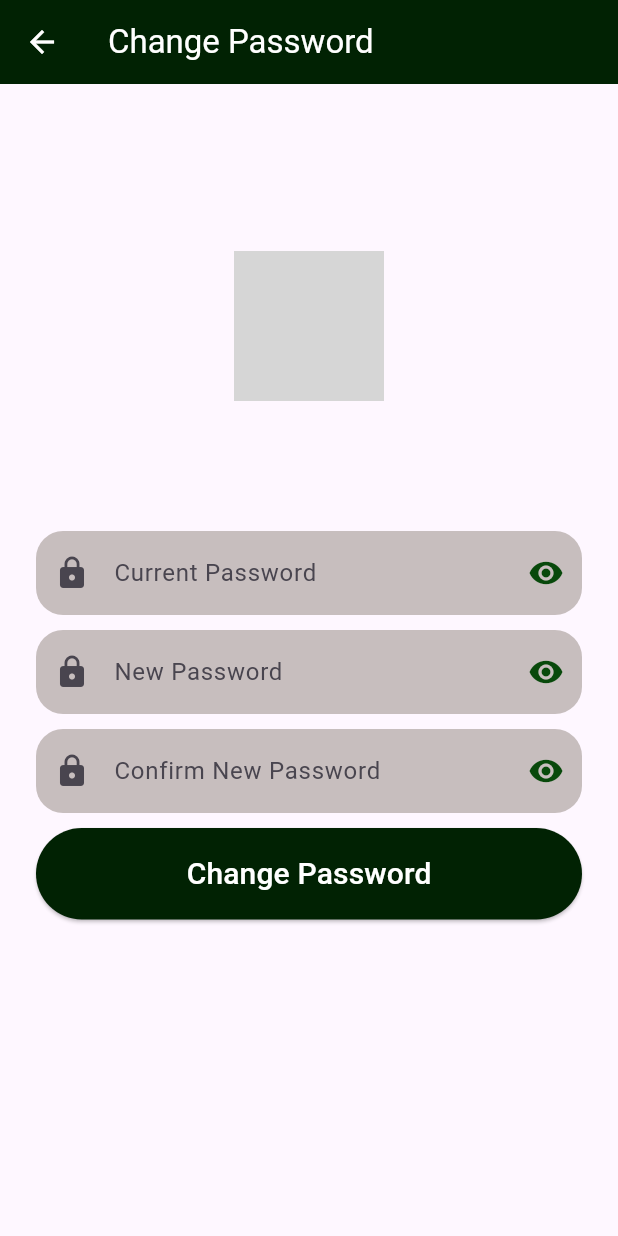
After one commit to HG025/CRTNew, a Flutter app: the Customdrawer screen opened directly, after a tap on "Change Password", on a phone screen of 412 x 824 dp. The commit adds this screen. Run offline on Flutter 3.47's test engine with Material 3 defaults, Android fonts, the phone set to English and light mode, and no system bars; our stand-ins replace cloud_firestore, firebase_auth, firebase_core, fl_chart, fluttertoast; missing offline and left inert: double_tap_to_exit, email_otp; accounts and stored records are empty; grey boxes are pictures that could not be loaded.

Commit message:
change password completed

```diff
--- /dev/null
+++ b/lib/screens/changePassword.dart
@@ -0,0 +1,232 @@
+import 'package:cloud_firestore/cloud_firestore.dart';
+import 'package:crt/screens/customValidations.dart';
+import 'package:firebase_auth/firebase_auth.dart';
+import 'package:flutter/material.dart';
+import 'package:fluttertoast/fluttertoast.dart';
+
+class Changepassword extends StatefulWidget {
+  const Changepassword({super.key});
+
+  @override
+  State<Changepassword> createState() => _ChangepasswordState();
+}
+
+class _ChangepasswordState extends State<Changepassword> {
+  final GlobalKey<FormState> _formKey = GlobalKey<FormState>();
+  final TextEditingController currentPasswordController =
+      TextEditingController();
+  final TextEditingController newPasswordController = TextEditingController();
+  final TextEditingController confirmPasswordController =
+      TextEditingController();
+  bool _isObscure = true;
+  bool _isObscure1 = true;
+  bool _isObscure2 = true;
+
+  Future<void> changePassword() async {
+    if (_formKey.currentState!.validate()) {
+      try {
+        final User? user = FirebaseAuth.instance.currentUser;
+        final String currentPassword = currentPasswordController.text;
+        final String newPassword = newPasswordController.text;
+        final String confirmPassword = confirmPasswordController.text;
+
+        if (user == null) {
+          Fluttertoast.showToast(
+              msg: "No user is currently signed in!",
+              fontSize: 15,
+              toastLength: Toast.LENGTH_LONG);
+          return;
+        }
+
+        if (newPassword != confirmPassword) {
+          Fluttertoast.showToast(
+              msg: "New passwords do not match",
+              fontSize: 15,
+              toastLength: Toast.LENGTH_LONG);
+          return;
+        }
+
+        final AuthCredential credential = EmailAuthProvider.credential(
+          email: user.email!,
+          password: currentPassword,
+        );
+
+        await user.reauthenticateWithCredential(credential);
+
+        await user.updatePassword(newPassword);
+        await user.reload();
+        final updatedUser = FirebaseAuth.instance.currentUser;
+
+        if (updatedUser != null) {
+          final userDocRef = FirebaseFirestore.instance
+              .collection('Users')
+              .doc(updatedUser.uid);
+          await userDocRef.update({
+            'password': newPassword,
+          });
+
+          Fluttertoast.showToast(
+              msg: "Password changed successfully",
+              fontSize: 15,
+              toastLength: Toast.LENGTH_LONG);
+          Navigator.of(context).pop();
+        }
+      } catch (e) {
+        Fluttertoast.showToast(
+            msg: "Error: ${e.toString()}",
+            fontSize: 15,
+            toastLength: Toast.LENGTH_LONG);
+      }
+    }
+  }
+
+  @override
+  Widget build(BuildContext context) {
+    return MaterialApp(
+      debugShowCheckedModeBanner: false,
+      home: Scaffold(
+        resizeToAvoidBottomInset: false,
+        appBar: AppBar(
+          leading: IconButton(
+            icon: const Icon(Icons.arrow_back),
+            onPressed: () {
+              Navigator.of(context).pop(); // Handle back navigation
+            },
+          ),
+          title: const Text('Change Password'),
+          foregroundColor: const Color.fromARGB(255, 255, 255, 255),
+          backgroundColor: const Color.fromARGB(255, 1, 34, 3),
+        ),
+        body: Container(
+          margin: const EdgeInsets.all(24),
+          child: Form(
+            key: _formKey,
+            child: Column(
+              mainAxisAlignment: MainAxisAlignment.spaceEvenly,
+              children: [
+                _header(context),
+                _inputField(context),
+              ],
+            ),
+          ),
+        ),
+      ),
+    );
+  }
+
+  _header(context) {
+    return Column(
+      children: [
+        Image.asset(
+          'lib/assets/CRT-logo.png', // Make sure the path is correct
+          width: 100,
+          height: 100,
+        ),
+      ],
+    );
+  }
+
+  _inputField(context) {
+    return Column(
+      crossAxisAlignment: CrossAxisAlignment.stretch,
+      children: [
+        TextFormField(
+          obscureText: _isObscure,
+          controller: currentPasswordController,
+          decoration: InputDecoration(
+            hintText: "Current Password",
+            border: OutlineInputBorder(
+                borderRadius: BorderRadius.circular(18),
+                borderSide: BorderSide.none),
+            fillColor: const Color.fromARGB(255, 199, 190, 190),
+            filled: true,
+            prefixIcon: const Icon(Icons.lock),
+            suffixIcon: IconButton(
+              onPressed: () {
+                setState(() {
+                  _isObscure = !_isObscure;
+                });
+              },
+              icon: Icon(_isObscure ? Icons.visibility : Icons.visibility_off),
+              color: const Color.fromARGB(255, 8, 73, 11),
+            ),
+          ),
+          validator: validatePassword,
+        ),
+        const SizedBox(height: 10),
+        TextFormField(
+          obscureText: _isObscure1,
+          controller: newPasswordController,
+          decoration: InputDecoration(
+            hintText: "New Password",
+            border: OutlineInputBorder(
+                borderRadius: BorderRadius.circular(18),
+                borderSide: BorderSide.none),
+            fillColor: const Color.fromARGB(255, 199, 190, 190),
+            filled: true,
+            prefixIcon: const Icon(Icons.lock),
+            suffixIcon: IconButton(
+              onPressed: () {
+                setState(() {
+                  _isObscure1 = !_isObscure1;
+                });
+              },
+              icon: Icon(_isObscure1 ? Icons.visibility : Icons.visibility_off),
+              color: const Color.fromARGB(255, 8, 73, 11),
+            ),
+          ),
+          validator: validatePassword,
+        ),
+        const SizedBox(height: 10),
+        TextFormField(
+          obscureText: _isObscure2,
+          controller: confirmPasswordController,
+          decoration: InputDecoration(
+            hintText: "Confirm New Password",
+            border: OutlineInputBorder(
+                borderRadius: BorderRadius.circular(18),
+                borderSide: BorderSide.none),
+            fillColor: const Color.fromARGB(255, 199, 190, 190),
+            filled: true,
+            prefixIcon: const Icon(Icons.lock),
+            suffixIcon: IconButton(
+              onPressed: () {
+                setState(() {
+                  _isObscure2 = !_isObscure2;
+                });
+              },
+              icon: Icon(_isObscure2 ? Icons.visibility : Icons.visibility_off),
+              color: const Color.fromARGB(255, 8, 73, 11),
+            ),
+          ),
+          validator: (value) {
+            if (value == null || value.isEmpty) {
+              return 'Password is required';
+            }
+            if (value != newPasswordController.text) {
+              return 'Passwords do not match';
+            }
+            return null;
+          },
+        ),
+        const SizedBox(height: 10),
+        ElevatedButton(
+          onPressed: changePassword,
+          style: ElevatedButton.styleFrom(
+            shape: const StadiumBorder(),
+            padding: const EdgeInsets.symmetric(vertical: 16),
+            backgroundColor: const Color.fromARGB(255, 1, 34, 3),
+          ),
+          child: const Text(
+            "Change Password",
+            style: TextStyle(
+              fontSize: 20,
+              color: Colors.white,
+            ),
+          ),
+        ),
+        const SizedBox(height: 100),
+      ],
+    );
+  }
+}
--- a/lib/screens/customDrawer.dart
+++ b/lib/screens/customDrawer.dart
@@ -1,8 +1,8 @@
 import 'package:crt/screens/AboutUs.dart';
+import 'package:crt/screens/changePassword.dart';
 import 'package:crt/screens/login.dart';
 import 'package:crt/screens/myPosts.dart';
 import 'package:crt/screens/profile.dart';
-import 'package:crt/screens/resetPassword.dart';
 import 'package:firebase_auth/firebase_auth.dart';
 import 'package:flutter/material.dart';
 
@@ -93,14 +93,14 @@ class _CustomdrawerState extends State<Customdrawer> {
               ListTile(
                 leading: const Icon(Icons.vpn_key),
                 title: const Text(
-                  'Reset Password',
+                  'Change Password',
                   style: TextStyle(fontSize: 20, fontWeight: FontWeight.bold),
                 ),
                 onTap: () {
                   Navigator.push(
                       context,
                       MaterialPageRoute(
-                          builder: ((context) => const Resetpassword())));
+                          builder: ((context) => const Changepassword())));
                 },
               ),
               ListTile(
```
